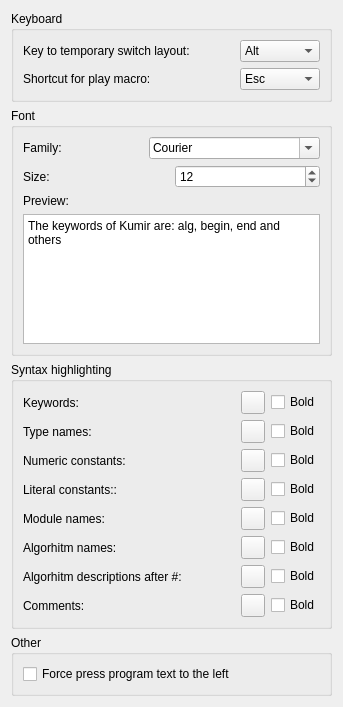
Above: src/plugins/editor/settingspage.ui from victor-yacovlev/kumir2 before the change. Below: the same form after it.
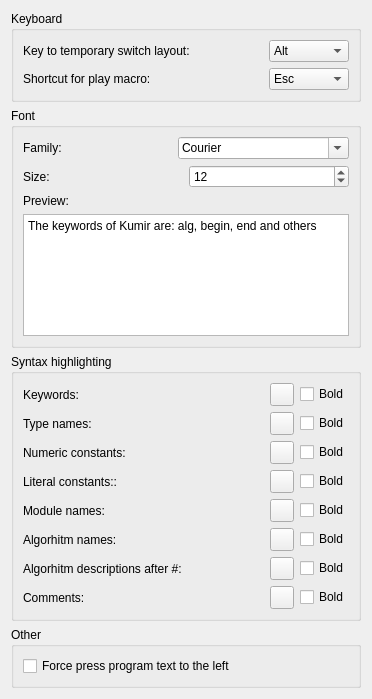
That is the form after the change. Custom widgets are drawn as their Qt base class.

Diff of the .ui file:
```diff
--- a/src/plugins/editor/settingspage.ui
+++ b/src/plugins/editor/settingspage.ui
@@ -6,8 +6,8 @@
    <rect>
     <x>0</x>
     <y>0</y>
-    <width>343</width>
-    <height>707</height>
+    <width>372</width>
+    <height>699</height>
    </rect>
   </property>
   <property name="windowTitle">
@@ -15,7 +15,7 @@
   </property>
   <layout class="QVBoxLayout" name="verticalLayout_3">
    <item>
-    <widget class="QGroupBox" name="groupBox_3">
+    <widget class="Widgets::GroupBox" name="groupKeyboard">
      <property name="title">
       <string>Keyboard</string>
      </property>
@@ -162,7 +162,7 @@
     </widget>
    </item>
    <item>
-    <widget class="QGroupBox" name="groupBox">
+    <widget class="Widgets::GroupBox" name="groupFont">
      <property name="title">
       <string>Font</string>
      </property>
@@ -230,7 +230,7 @@
     </widget>
    </item>
    <item>
-    <widget class="QGroupBox" name="groupBox_2">
+    <widget class="Widgets::GroupBox" name="groupSyntax">
      <property name="title">
       <string>Syntax highlighting</string>
      </property>
@@ -543,7 +543,7 @@
     </widget>
    </item>
    <item>
-    <widget class="QGroupBox" name="groupBox_4">
+    <widget class="Widgets::GroupBox" name="groupOther">
      <property name="title">
       <string>Other</string>
      </property>
@@ -558,8 +558,29 @@
      </layout>
     </widget>
    </item>
+   <item>
+    <spacer name="verticalSpacer">
+     <property name="orientation">
+      <enum>Qt::Vertical</enum>
+     </property>
+     <property name="sizeHint" stdset="0">
+      <size>
+       <width>20</width>
+       <height>40</height>
+      </size>
+     </property>
+    </spacer>
+   </item>
   </layout>
  </widget>
+ <customwidgets>
+  <customwidget>
+   <class>Widgets::GroupBox</class>
+   <extends>QGroupBox</extends>
+   <header location="global">widgets/groupbox.h</header>
+   <container>1</container>
+  </customwidget>
+ </customwidgets>
  <resources/>
  <connections/>
 </ui>
```
